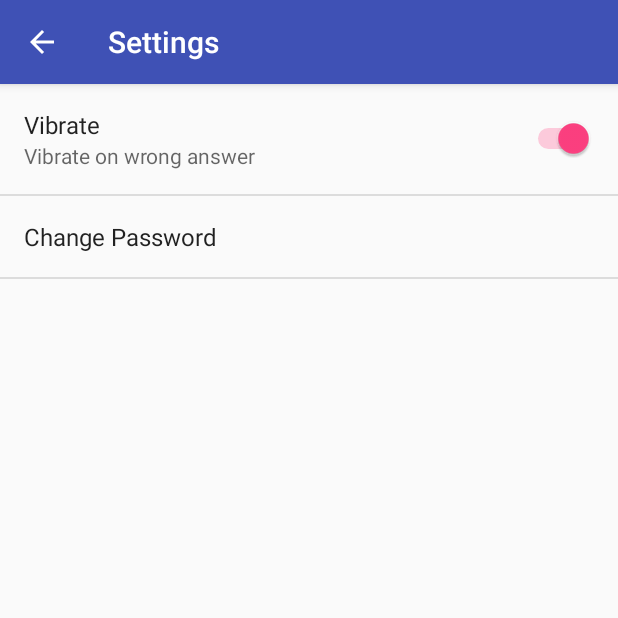
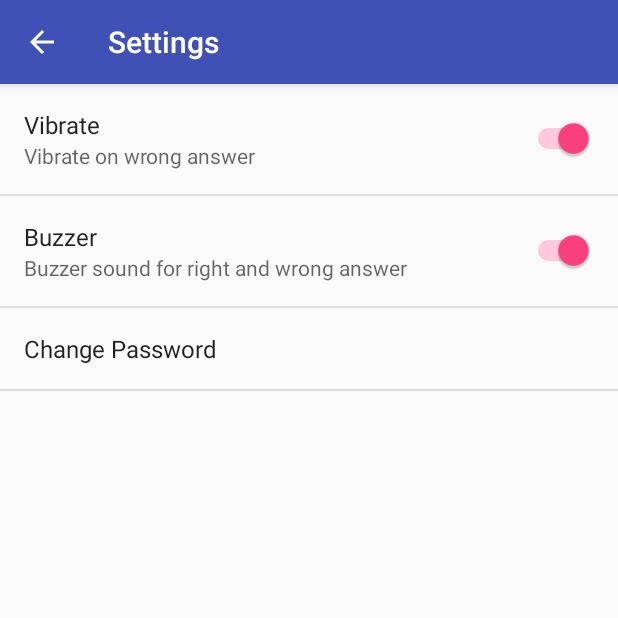
Before and after one commit to Ravi-Tulsi-Zala/Tech-Intellect, an Android app: the SettingsActivity screen opened directly, with no data from a screen before it, on a phone screen of 412 x 824 dp, the top half of it. Run offline under Robolectric (Android 15) with nearby library versions, the phone set to English and light mode, and no system bars.

Commit message:
buzzer sound control in settings
implemented switch for turning on and off the buzzer sounds

```diff
--- a/app/src/main/java/com/example/trailblazers/techintellect/SettingsActivity.java
+++ b/app/src/main/java/com/example/trailblazers/techintellect/SettingsActivity.java
@@ -16,6 +16,7 @@ public class SettingsActivity extends AppCompatPreferenceActivity {
 
     public static final String KEY_PREF_SWITCH = "vibrate_switch";
     public static boolean isVibrateSwitchOn;
+    public static boolean isSoundOn;
 
     @Override
     protected void onCreate(Bundle savedInstanceState) {
@@ -34,6 +35,10 @@ public class SettingsActivity extends AppCompatPreferenceActivity {
 
             // vibrate switch change listener
             bindPreferenceSummaryToValue(findPreference(getString(R.string.haptic_key)));
+            //Added by hartiha - starts
+            //sound switch change listener
+            bindPreferenceSummaryToValue(findPreference(getString(R.string.sound_key)));
+            //Added by hartiha - ends
 
         }
 
@@ -69,6 +74,12 @@ public class SettingsActivity extends AppCompatPreferenceActivity {
                 boolean test = sharedPreferences.getBoolean("haptic", false);
                 isVibrateSwitchOn = test;
             }
+            //Added by hartiha - starts
+            if (key.equals("sound")) {
+                boolean test = sharedPreferences.getBoolean("sound", false);
+                isSoundOn = test;
+            }
+            //Added by hartiha - ends
         }
 
         @Override
@@ -78,6 +89,11 @@ public class SettingsActivity extends AppCompatPreferenceActivity {
             SharedPreferences preferences = PreferenceManager.getDefaultSharedPreferences(getContext());
             boolean test = preferences.getBoolean("haptic", false);
             isVibrateSwitchOn = test;
+            //Added by hartiha - starts
+            SharedPreferences preferences2 = PreferenceManager.getDefaultSharedPreferences(getContext());
+            boolean test2 = preferences2.getBoolean("sound", false);
+            isSoundOn = test;
+            //Added by hartiha - ends
         }
     }
 }
--- a/app/src/main/res/values/strings.xml
+++ b/app/src/main/res/values/strings.xml
@@ -97,4 +97,8 @@
     <string name="further_queries">For further queries, please feel free to reach us at: </string>
     <string name="email">haritha.desikan@dal.ca</string>
 
+    <string name="sound_key">sound</string>
+    <string name="buzzer_sound">Buzzer</string>
+    <string name="summary_buzzer_sound">Buzzer sound for right and wrong answer</string>
+
 </resources>
--- a/app/src/main/res/xml/preference_screen.xml
+++ b/app/src/main/res/xml/preference_screen.xml
@@ -6,7 +6,12 @@
         android:key="@string/haptic_key"
         android:title="@string/haptic_feedback"
         android:summary="@string/summary_vibrate"/>
-
+    <!-- Switch for enabling/disabling buzzer sound feature -->
+    <SwitchPreference
+        android:defaultValue="true"
+        android:key="@string/sound_key"
+        android:title="@string/buzzer_sound"
+        android:summary="@string/summary_buzzer_sound"/>
     <!-- Change Password feature -->
     <PreferenceScreen android:title="@string/change_password">
 
```
Also changed, not shown: app/src/main/java/com/example/trailblazers/techintellect/QuizScreen.java (+14 -5 lines).
